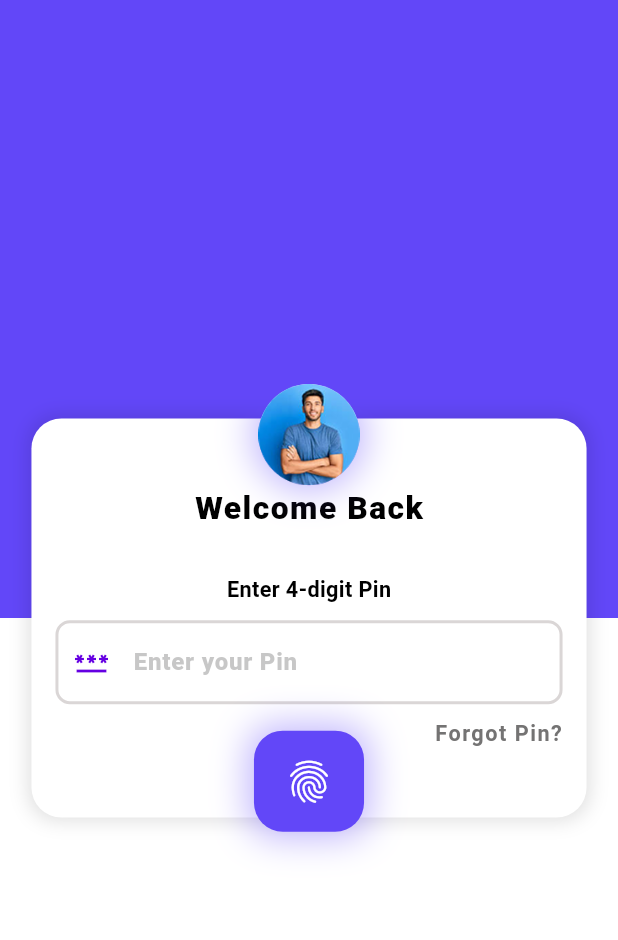
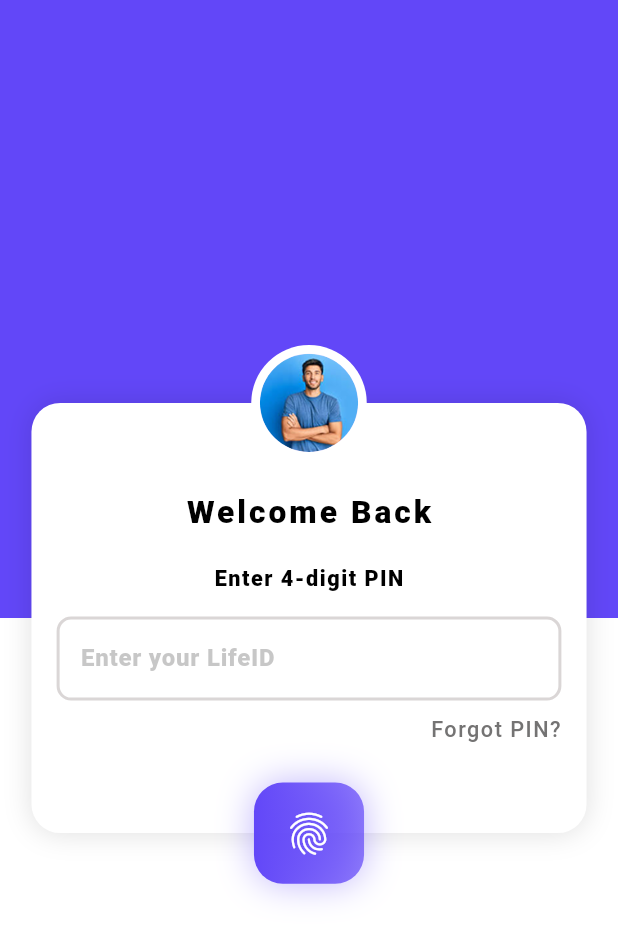
Before and after one commit to devankush084/AOS, a Flutter app: the WelcomeBackScreen screen opened directly, on a phone screen of 412 x 824 dp. Shown: the top 940 px of the screen. Run offline on Flutter 3.47's test engine with Material 3 defaults, Android fonts, the phone set to English and light mode, and no system bars; our stand-ins replace connectivity_plus, fl_chart, flutter_rating_stars, flutter_riverpod, flutter_screenutil, font_awesome_flutter and 7 more; accounts and stored records are empty.

Commit message:
S1 final work

```diff
--- a/lib/Core/constants/app_images.dart
+++ b/lib/Core/constants/app_images.dart
@@ -28,4 +28,5 @@ class AppImages {
   static const bottomImage = 'assets/images/bottom_image.png';
   static const loginImage = 'assets/images/login_image.png';
   static const resetPassword = 'assets/images/reset_password.png';
+  static const otpLogo = 'assets/images/Otp_logo.png';
 }
--- a/lib/Core/utils/app_extension.dart
+++ b/lib/Core/utils/app_extension.dart
@@ -16,6 +16,7 @@ extension TextStyleExtension on Text {
     TextDecoration? decoration,
     FontStyle? fontStyle,
     double? letterSpacing,
+
   }) {
     final baseStyle = GoogleFonts.fjallaOne(
       textStyle: style, // preserves existing style if any
--- a/lib/features/auth/presentation/screens/create_pin_screen.dart
+++ b/lib/features/auth/presentation/screens/create_pin_screen.dart
@@ -90,7 +90,7 @@ class _CreatePinScreenState extends ConsumerState<CreatePinScreen> {
 
                           filled: true,
                           fillColor: AppColors.white,
-                          hintText: "Enter your LifeID",
+                          hintText: "Enter 4-digit Pin",
                           hintStyle: GoogleFonts.roboto(
                             fontSize: 16,
                             fontWeight: FontWeight.w900,
@@ -120,7 +120,7 @@ class _CreatePinScreenState extends ConsumerState<CreatePinScreen> {
 
                           filled: true,
                           fillColor: AppColors.white,
-                          hintText: "Enter your LifeID",
+                          hintText: "Confirm Your Pin",
                           hintStyle: GoogleFonts.roboto(
                             fontSize: 16,
                             fontWeight: FontWeight.w900,
--- a/lib/features/auth/presentation/screens/otp_verification_screen.dart
+++ b/lib/features/auth/presentation/screens/otp_verification_screen.dart
@@ -5,7 +5,6 @@ import 'package:aos/config/routes/app_router.dart';
 import 'package:aos/config/routes/route_names.dart';
 import 'package:aos/config/theme/color_scheme.dart';
 import 'package:flutter/material.dart';
-import 'package:flutter_otp_text_field/flutter_otp_text_field.dart';
 import 'package:flutter_riverpod/flutter_riverpod.dart';
 import 'package:flutter_screenutil/flutter_screenutil.dart';
 import 'package:pinput/pinput.dart';
@@ -75,19 +74,26 @@ class OTPVerificationScreen extends ConsumerWidget {
               child: Column(
                 mainAxisSize: MainAxisSize.min,
                 children: [
-                  Image.asset(AppImages.loginImage),
+                  Image.asset(AppImages.otpLogo,height: 224.h,),
                   SizedBox(height: 10.h),
                   const Text("Verify your identity").extrabold(
                       color: Colors.black,
                       size: AppDimensions.d32,
                       letterSpacing: 3),
                   SizedBox(height: 10.h),
-                  Pinput(
-                    mainAxisAlignment: MainAxisAlignment.spaceEvenly,
+                  Pinput(mainAxisAlignment: MainAxisAlignment.spaceBetween,
                     length: 6,
+                    defaultPinTheme: PinTheme(
+                      width: 43.w,
+                      height: 41.h,
+                      textStyle: TextStyle(fontSize: 20, fontWeight: FontWeight.bold),
+                      decoration: BoxDecoration(
+                        border: Border.all(color: Colors.grey),
+                        borderRadius: BorderRadius.circular(10),
+                      ),
+                    ),
+                  ),
 
-
-                  ),
                   SizedBox(height: 10.h),
 
                   Row(mainAxisAlignment: MainAxisAlignment.end,
--- a/lib/features/auth/presentation/screens/welcome_back_screen.dart
+++ b/lib/features/auth/presentation/screens/welcome_back_screen.dart
@@ -7,6 +7,7 @@ import 'package:flutter/material.dart';
 import 'package:flutter_riverpod/flutter_riverpod.dart';
 import 'package:flutter_screenutil/flutter_screenutil.dart';
 import 'package:google_fonts/google_fonts.dart';
+import 'package:pinput/pinput.dart';
 
 class WelcomeBackScreen extends ConsumerStatefulWidget {
   const WelcomeBackScreen({super.key});
@@ -43,23 +44,124 @@ class _WelcomeBackScreenState extends ConsumerState<WelcomeBackScreen> {
             ),
           ],
         ),
+
+        Center(
+          child: Stack(
+            clipBehavior: Clip.none,
+            alignment: Alignment.center,
+            children: [
+
+
+              Container(
+                width: double.infinity,
+                margin: EdgeInsets.symmetric(horizontal: 20.w),
+                padding: EdgeInsets.fromLTRB(16.w, 60.h, 16.w, 60.h),
+                decoration: BoxDecoration(
+                  borderRadius: BorderRadius.circular(20.r),
+                  color: AppColors.white,
+
+                  boxShadow: [
+                    BoxShadow(
+                      color: Colors.black12,
+                      blurRadius: 15,
+                    )
+                  ],
+                ),
+                child: Column(
+                  mainAxisSize: MainAxisSize.min,
+                  children: [
+
+                    /// TITLE
+                    Text(
+                      "Welcome Back",
+
+                    ).extrabold(color: Colors.black,size: 22.sp,letterSpacing: 2),
+
+                    SizedBox(height: 20.h),
+
+                    Text(
+                      "Enter 4-digit PIN",
+                    ).extrabold(color: Colors.black,size: 15.sp,letterSpacing: 1),
+
+                    SizedBox(height: 15.h),
+
+
+                    TextField(
+                      style: GoogleFonts.roboto(
+                        fontSize: 16,
+                        fontWeight: FontWeight.w500,
+                        color:AppColors.fontColor,
+                      ),
+                      decoration: InputDecoration(
+
+                          filled: true,
+                          fillColor: AppColors.white,
+                          hintText: "Enter your LifeID",
+                          hintStyle: GoogleFonts.roboto(
+                            fontSize: 16,
+                            fontWeight: FontWeight.w900,
+                            color: AppColors.fontColor.withOpacity(0.4),
+                          ),
+                          focusedBorder: OutlineInputBorder(
+                              borderRadius: BorderRadius.circular(AppDimensions.d10.r),
+                              borderSide: BorderSide(color: AppColors.colorDAD6D6,width: 2)
+                          ),
+                          enabledBorder: OutlineInputBorder(
+                              borderRadius: BorderRadius.circular(AppDimensions.d10.r),
+                              borderSide: BorderSide(color: AppColors.colorDAD6D6,width: 2)
+                          )
+                      ),
+                    ),
+
+                    SizedBox(height: 10.h),
+
+                    Align(
+                      alignment: Alignment.centerRight,
+                      child: GestureDetector(
+                        onTap: (){
+                          Navigator.pushNamed(context, AppNames.resetPassword);
+                        }
+                       , child: Text(
+                          "Forgot PIN?",
+
+                        ).medium(color: AppColors.fontColor,size: 15.sp,letterSpacing: 1),
+                      ),
+                    ),
+                  ],
+                ),
+              ),
+
+              /// 👤 AVATAR
               Positioned(
-          top: 400.h,// adjust according to UI
-          left: 0,
-          right: 0,
-          child: Center(
+                top: -40.h,
+                child: CircleAvatar(
+                  radius: 40.r,
+                  backgroundColor: Colors.white,
+                  child: CircleAvatar(
+                    radius: 34.r,
+                    backgroundImage: AssetImage(AppImages.courseTeacher),
+                  ),
+                ),
+              ),
+
+              /// 🟣 FINGERPRINT BUTTON
+              Positioned(
+                bottom: -35.h,
                 child: Container(
                   height: 70.h,
                   width: 70.w,
                   decoration: BoxDecoration(
-                color: AppColors.scaffoldGradientStart,
                     borderRadius: BorderRadius.circular(20.r),
-
+                    gradient: LinearGradient(
+                      colors: [
+                        AppColors.scaffoldGradientStart,
+                        AppColors.scaffoldGradientStart.withOpacity(0.7),
+                      ],
+                    ),
                     boxShadow: [
                       BoxShadow(
                         color: AppColors.scaffoldGradientStart.withOpacity(0.4),
                         blurRadius: 20,
-                    spreadRadius: 4,
                       )
                     ],
                   ),
@@ -70,140 +172,10 @@ class _WelcomeBackScreenState extends ConsumerState<WelcomeBackScreen> {
                   ),
                 ),
               ),
-        ),
-        Center(
-          child: Container(
-            padding: EdgeInsets.all(16),
-            decoration: BoxDecoration(
-              color: Colors.white,
-              borderRadius: BorderRadius.circular(20),
-              boxShadow: [
-                BoxShadow(
-                  color: Colors.black12,
-                  blurRadius: 10,
-                  spreadRadius: 2,
-                )
             ],
           ),
-            child: Column(
-              mainAxisSize: MainAxisSize.min,
-              children: [
-                SizedBox(
-                  height: AppDimensions.d30.h,
         ),
-                Center(
-                    child: const Text("Welcome Back").extrabold(
-                        color: Colors.black, size: AppDimensions.d22.sp,letterSpacing: 1)),
-                SizedBox(
-                  height: AppDimensions.d30.h,
-                ),
-                const Text("Enter 4-digit Pin")
-                    .semiBold(color: Colors.black, size: AppDimensions.d15.sp),
-                SizedBox(height: 10.h),
-                TextField(
-                  style: GoogleFonts.roboto(
-                    fontSize: 16,
-                    fontWeight: FontWeight.w500,
-                    color:AppColors.fontColor,
-                  ),
-                  decoration: InputDecoration(
-                      prefixIcon: const Icon(Icons.password,color: AppColors.colorF6500E2,),
-                      filled: true,
-                      fillColor: AppColors.white,
-                      hintText: "Enter your Pin",
-                      hintStyle: GoogleFonts.roboto(
-                        fontSize: 16,
-                        fontWeight: FontWeight.w900,
-                        color: AppColors.fontColor.withOpacity(0.4),
-                      ),
-                      focusedBorder: OutlineInputBorder(
-                          borderRadius: BorderRadius.circular(AppDimensions.d10.r),
-                          borderSide: const BorderSide(color: AppColors.colorDAD6D6,width: 2)
-                      ),
-                      enabledBorder: OutlineInputBorder(
-                          borderRadius: BorderRadius.circular(AppDimensions.d10.r),
-                          borderSide: const BorderSide(color: AppColors.colorDAD6D6,width: 2)
-                      )
-                  ),
-                ),
-                SizedBox(height: 10.h),
-                Row(
-                  mainAxisAlignment: MainAxisAlignment.end,
-                  children: [
-                    GestureDetector(
-                      onTap: (){
 
-                        Navigator.pushNamed(context, AppNames.resetPassword);
-                      }
-
-                      ,child: const Text("Forgot Pin?").bold(
-                          color: AppColors.fontColor, size: AppDimensions.d15.sp,letterSpacing: 1),
-                    ),
-                  ],
-                ),
-                SizedBox(
-                  height: AppDimensions.d30.h,
-                ),
-              ],
-            ),
-          ).paddingHorizontal(AppDimensions.d20.w),
-        ),
-        Positioned(
-          bottom: 520.h,// adjust according to UI
-          left: 0,
-          right: 0,
-          child: Center(
-            child: Container(
-              height: 70.h,
-              width: 70.w,
-              decoration: BoxDecoration(
-                color: AppColors.scaffoldGradientStart,
-
-                shape: BoxShape.circle,
-
-                boxShadow: [
-                  BoxShadow(
-                    color: AppColors.scaffoldGradientStart.withOpacity(0.4),
-                    blurRadius: 20,
-                    spreadRadius: 4,
-                  )
-                ],
-              ),
-              child: CircleAvatar(
-                child: Image.asset(AppImages.courseTeacher),
-
-              ),
-            ),
-          ),
-        ),
-        Positioned(
-          bottom: 280.h, // adjust according to UI
-          left: 0,
-          right: 0,
-          child: Center(
-            child: Container(
-              height: 70.h,
-              width: 70.w,
-              decoration: BoxDecoration(
-                color: AppColors.scaffoldGradientStart,
-                borderRadius: BorderRadius.circular(20.r),
-
-                boxShadow: [
-                  BoxShadow(
-                    color: AppColors.scaffoldGradientStart.withOpacity(0.4),
-                    blurRadius: 20,
-                    spreadRadius: 4,
-                  )
-                ],
-              ),
-              child: Icon(
-                Icons.fingerprint,
-                color: Colors.white,
-                size: 35.sp,
-              ),
-            ),
-          ),
-        ),
       ],
     ));
   }
--- a/lib/main.dart
+++ b/lib/main.dart
@@ -44,14 +44,14 @@ class MyApp extends ConsumerWidget {
         return MaterialApp(
           debugShowCheckedModeBanner: false,
           navigatorKey: navigatorKey,
-
-          home:OTPVerificationScreen(),
+          //
+          // home:OTPVerificationScreen(),
 
 
 
 
-          // initialRoute: AppNames.login,
-          // onGenerateRoute: AppRouter.generateRoute,
+          initialRoute: AppNames.login,
+          onGenerateRoute: AppRouter.generateRoute,
 
           builder: (context, child) {
             return NetworkListener(
--- a/pubspec.yaml
+++ b/pubspec.yaml
@@ -47,7 +47,7 @@ dependencies:
   chip_list: ^3.1.0
 
   fluttertoast: ^8.2.14
-  flutter_otp_text_field:
+  pin_code_fields:
   pinput:
 
 
```
Also changed, not shown: assets/images/otp_page_image.png (added), pubspec.lock. Lines whose indentation alone changed are shown as unchanged.
